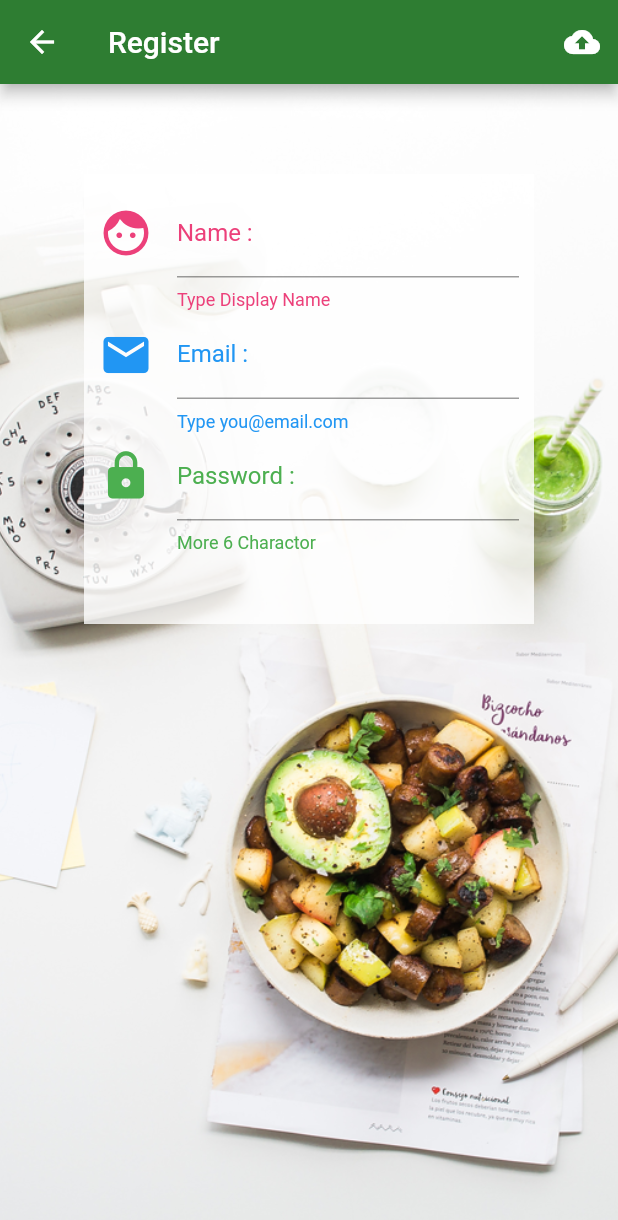
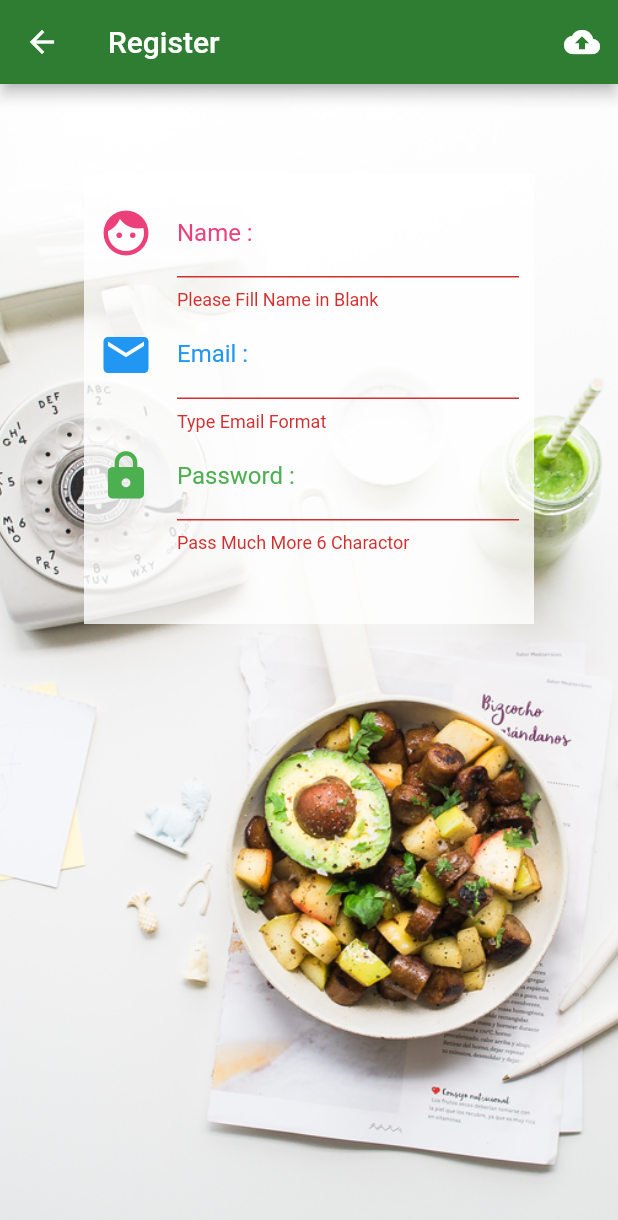
Before and after one commit to masterUNG/UngSSRU, a Flutter app: the Register screen opened directly, after a tap on the "cloud upload" icon, on a phone screen of 412 x 824 dp. Shown: the top 1220 px of the screen. Run offline on Flutter 3.47's test engine with Material 2 defaults, Android fonts, the phone set to English and light mode, and no system bars.

Commit message:
Finish 2July

```diff
--- a/lib/screens/register.dart
+++ b/lib/screens/register.dart
@@ -8,6 +8,7 @@ class Register extends StatefulWidget {
 class _RegisterState extends State<Register> {
   // Explicit
   final formKey = GlobalKey<FormState>();
+  String nameString, emailString, passwordString;
 
   // Method
   Widget nameText() {
@@ -22,12 +23,19 @@ class _RegisterState extends State<Register> {
           size: 36.0,
           color: Colors.pink[400],
         ),
-      ),
+      ),validator: (String value){
+        if (value.isEmpty) {
+          return 'Please Fill Name in Blank';
+        }
+      },onSaved: (String value){
+        nameString = value;
+      },
     );
   }
 
   Widget emailText() {
-    return TextFormField(keyboardType: TextInputType.emailAddress,
+    return TextFormField(
+      keyboardType: TextInputType.emailAddress,
       decoration: InputDecoration(
         labelText: 'Email :',
         labelStyle: TextStyle(color: Colors.blue),
@@ -38,7 +46,13 @@ class _RegisterState extends State<Register> {
           size: 36.0,
           color: Colors.blue,
         ),
-      ),
+      ),validator: (String value){
+        if (!((value.contains('@')) && (value.contains('.')))) {
+          return 'Type Email Format';
+        }
+      },onSaved: (String value){
+        emailString = value;
+      },
     );
   }
 
@@ -54,7 +68,13 @@ class _RegisterState extends State<Register> {
           size: 36.0,
           color: Colors.green,
         ),
-      ),
+      ),validator: (String value){
+        if (value.length <= 5) {
+          return 'Pass Much More 6 Charactor';
+        }
+      },onSaved: (String value){
+        passwordString = value;
+      },
     );
   }
 
@@ -63,19 +83,26 @@ class _RegisterState extends State<Register> {
       icon: Icon(Icons.cloud_upload),
       onPressed: () {
         print('Upload');
+        if (formKey.currentState.validate()) {
+          formKey.currentState.save();
+          print('Name = $nameString, Email = $emailString, Pass = $passwordString');
+        }
       },
     );
   }
 
   @override
   Widget build(BuildContext context) {
-    return Scaffold(resizeToAvoidBottomPadding: false,
+    return Scaffold(
+      resizeToAvoidBottomPadding: false,
       appBar: AppBar(
         backgroundColor: Colors.green[800],
         title: Text('Register'),
         actions: <Widget>[uploadButton()],
       ),
-      body: Container(
+      body: Form(
+        key: formKey,
+        child: Container(
           decoration: BoxDecoration(
             image: DecorationImage(
                 image: AssetImage('images/bg.png'), fit: BoxFit.cover),
@@ -98,6 +125,7 @@ class _RegisterState extends State<Register> {
             ),
           ),
         ),
+      ),
     );
   }
 }
```
Lines whose indentation alone changed are shown as unchanged.
